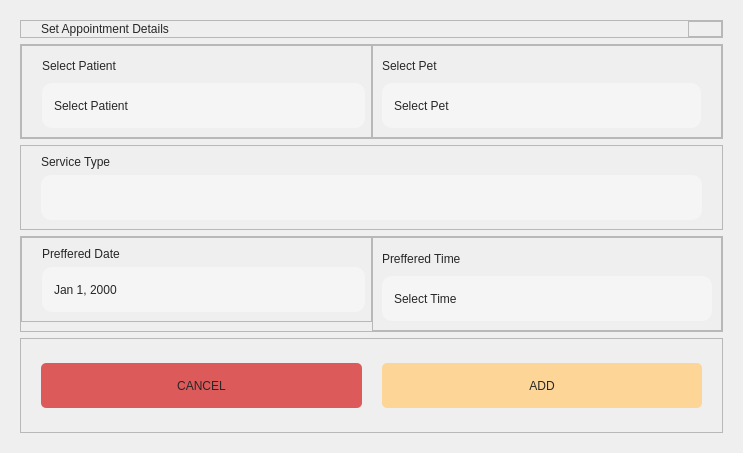
This is Desktop_Application/Frontend/ui-files/addAppointmentCard.ui in DreddVDomasian/Petmate-Desktop-Application as Qt 5 draws it before an edit. The edited form follows.
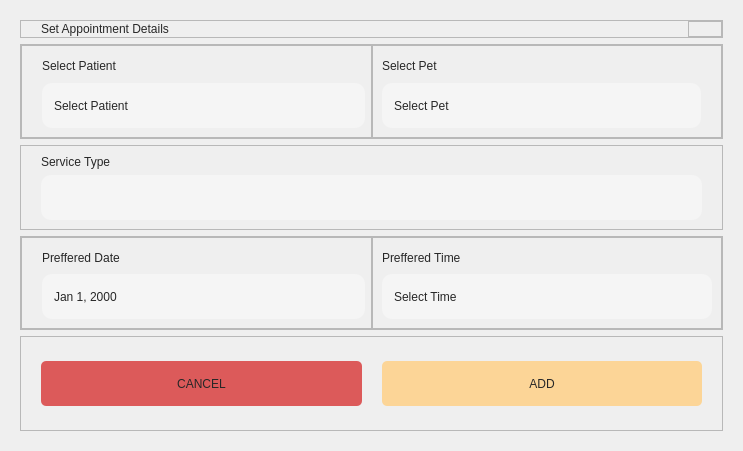
This is the edited form. Icons and pictures are not drawn.

Diff of the .ui file:
```diff
--- a/Desktop_Application/Frontend/ui-files/addAppointmentCard.ui
+++ b/Desktop_Application/Frontend/ui-files/addAppointmentCard.ui
@@ -7,7 +7,7 @@
     <x>0</x>
     <y>0</y>
     <width>743</width>
-    <height>453</height>
+    <height>451</height>
    </rect>
   </property>
   <property name="windowTitle">
@@ -636,7 +636,7 @@
          <property name="bottomMargin">
           <number>0</number>
          </property>
-         <item alignment="Qt::AlignTop">
+         <item>
           <widget class="QFrame" name="frame_5">
            <property name="styleSheet">
             <string notr="true">#frame_5{
```
